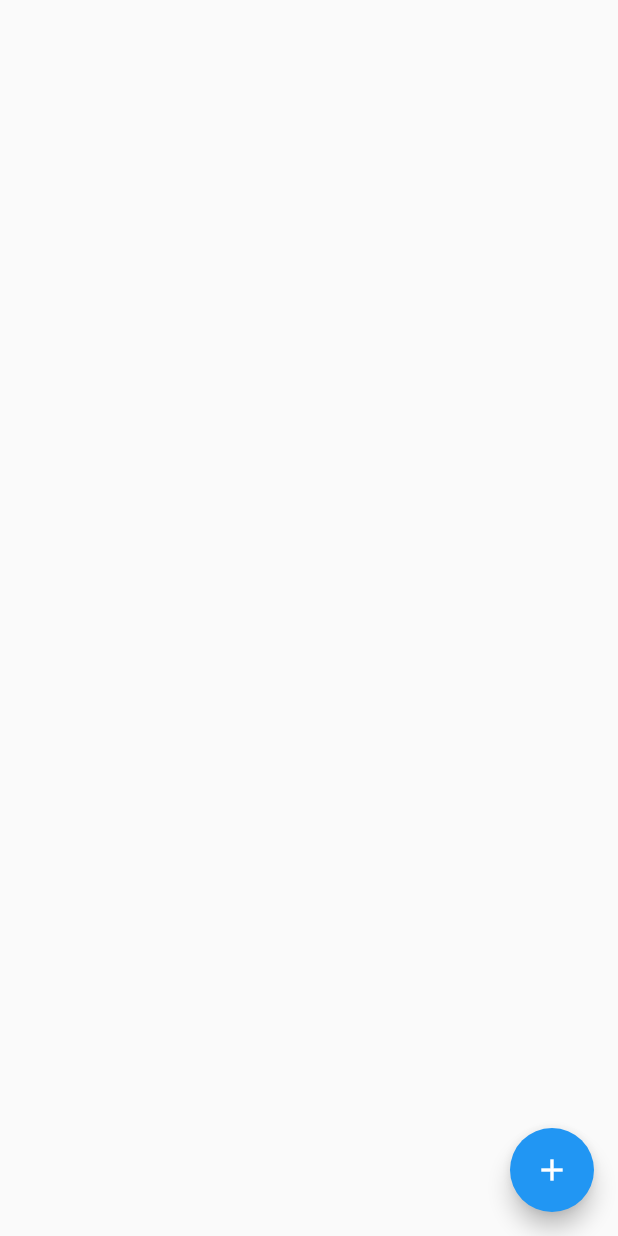
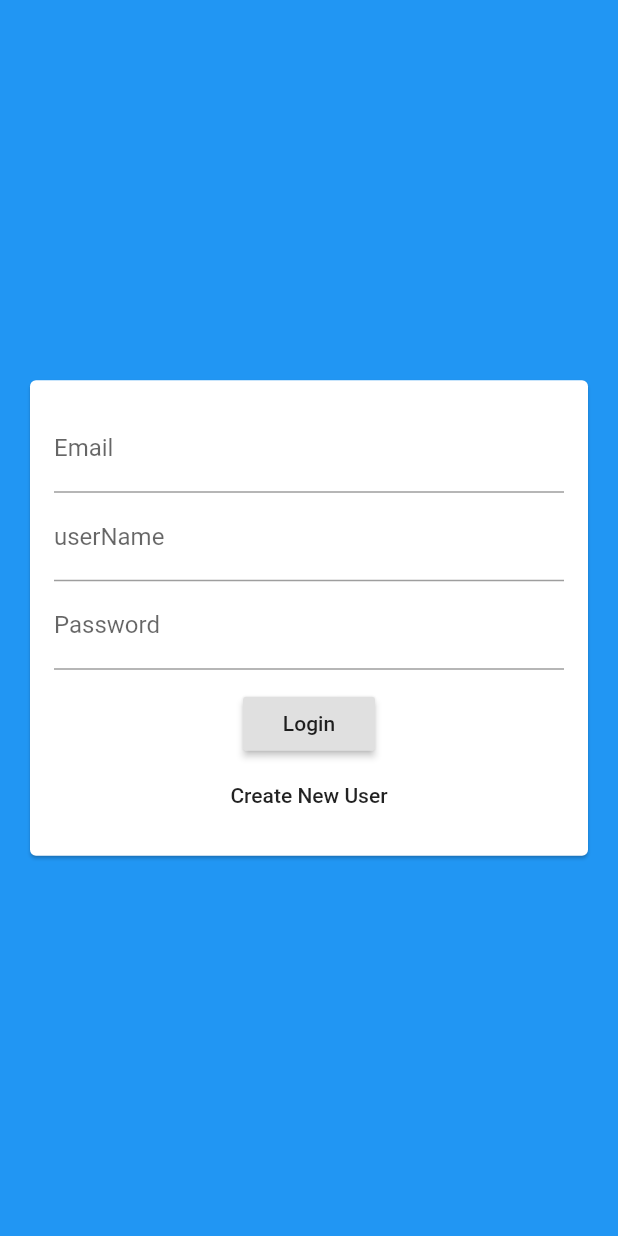
Before and after one commit to hritiksingh580/chat_app_firebase, a Flutter app: the screen it shows after launch, on a phone screen of 412 x 824 dp. Run offline on Flutter 3.47's test engine with Material 2 defaults, Android fonts, the phone set to English and light mode, and no system bars; our stand-ins replace cloud_firestore; accounts and stored records are empty.

Commit message:
A Basic Authentication Screen

```diff
--- a/lib/main.dart
+++ b/lib/main.dart
@@ -1,6 +1,6 @@
 import 'package:flutter/material.dart';
 
-import './screens/chats_screen.dart';
+import './screens/auth_sreen.dart';
 
 void main() {
   runApp(MyApp());
@@ -15,7 +15,7 @@ class MyApp extends StatelessWidget {
         primarySwatch: Colors.blue,
         visualDensity: VisualDensity.adaptivePlatformDensity,
       ),
-      home: ChatsScreen(),
+      home: AuthScreen(),
     );
   }
 }
--- a/lib/screens/auth_sreen.dart
+++ b/lib/screens/auth_sreen.dart
@@ -0,0 +1,18 @@
+import 'package:flutter/material.dart';
+
+import '../widgets/auth_form.dart';
+
+class AuthScreen extends StatefulWidget {
+  @override
+  _AuthScreenState createState() => _AuthScreenState();
+}
+
+class _AuthScreenState extends State<AuthScreen> {
+  @override
+  Widget build(BuildContext context) {
+    return Scaffold(
+      backgroundColor: Theme.of(context).primaryColor,
+      body: AuthForm(),
+    );
+  }
+}
--- /dev/null
+++ b/lib/widgets/auth_form.dart
@@ -0,0 +1,47 @@
+import 'package:flutter/material.dart';
+
+class AuthForm extends StatefulWidget {
+  @override
+  _AuthFormState createState() => _AuthFormState();
+}
+
+class _AuthFormState extends State<AuthForm> {
+  @override
+  Widget build(BuildContext context) {
+    return Center(
+      child: Card(
+        margin: EdgeInsets.all(20.0),
+        child: SingleChildScrollView(
+          child: Padding(
+            padding: const EdgeInsets.all(16.0),
+            child: Form(
+              child: Column(
+                mainAxisSize: MainAxisSize.min,
+                children: <Widget>[
+                  TextFormField(
+                    decoration: InputDecoration(
+                      labelText: 'Email',
+                    ),
+                    keyboardType: TextInputType.emailAddress,
+                  ),
+                  TextFormField(
+                    decoration: InputDecoration(
+                      labelText: 'userName',
+                    ),
+                  ),
+                  TextFormField(
+                    decoration: InputDecoration(labelText: 'Password'),
+                    obscureText: true,
+                  ),
+                  SizedBox(height: 12),
+                  RaisedButton(child: Text('Login'), onPressed: () {},),
+                  FlatButton(child: Text('Create New User'), onPressed: () {},),
+                ],
+              ),
+            ),
+          ),
+        ),
+      ),
+    );
+  }
+}
```
